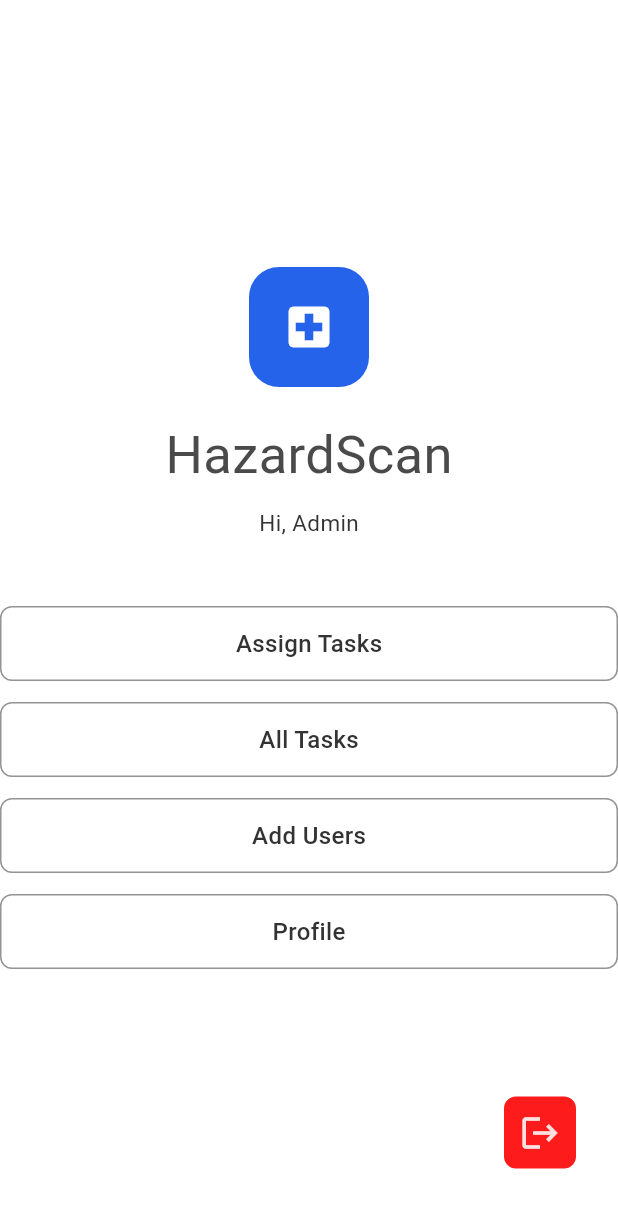
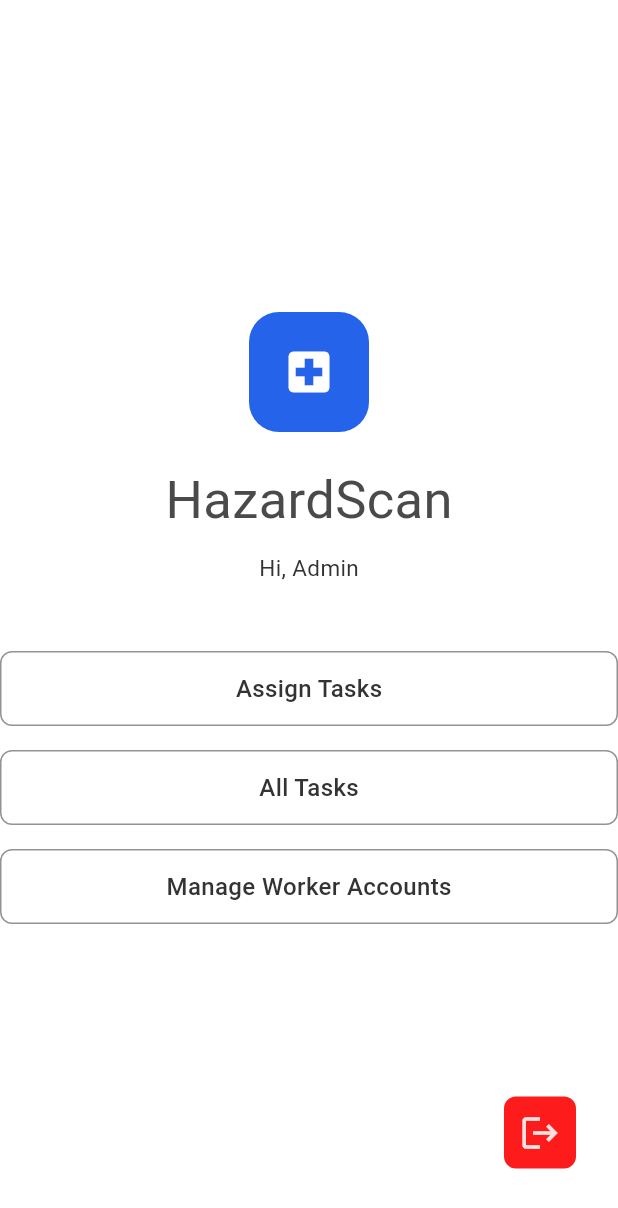
Before and after one commit to ironspider16/HazardScan, a Flutter app: the MainMenu screen opened directly with empty values, on a phone screen of 412 x 824 dp. Shown: the top 1208 px of the screen. Run offline on Flutter 3.47's test engine with Material 3 defaults, Android fonts, the phone set to English and light mode, and no system bars; our stand-ins replace camera, image_picker, supabase_flutter; missing offline and left inert: onnxruntime; accounts and stored records are empty.

Commit message:
remove profile from admin menu and change to manage account

```diff
--- a/flutter_app/lib/pages/main_menu.dart
+++ b/flutter_app/lib/pages/main_menu.dart
@@ -71,7 +71,6 @@ class MainMenu extends StatelessWidget {
                     ),
 
                     const SizedBox(height: 45),
-
                     if (isAdmin) ...[
                       _MenuButton(
                         label: "Assign Tasks",
@@ -84,7 +83,8 @@ class MainMenu extends StatelessWidget {
                           );
                         },
                       ),
-                      const SizedBox(height: 14),
+                      const SizedBox(height: 16),
+
                       _MenuButton(
                         label: "All Tasks",
                         onTap: () {
@@ -96,9 +96,10 @@ class MainMenu extends StatelessWidget {
                           );
                         },
                       ),
-                      const SizedBox(height: 14),
+                      const SizedBox(height: 16),
+
                       _MenuButton(
-                        label: "Add Users",
+                        label: "Manage Worker Accounts",
                         onTap: () {
                           Navigator.push(
                             context,
@@ -108,8 +109,6 @@ class MainMenu extends StatelessWidget {
                           );
                         },
                       ),
-                      const SizedBox(height: 14),
-                      _MenuButton(label: "Profile", onTap: () {}),
                     ] else ...[
                       _MenuButton(
                         label: "My Tasks",
```
